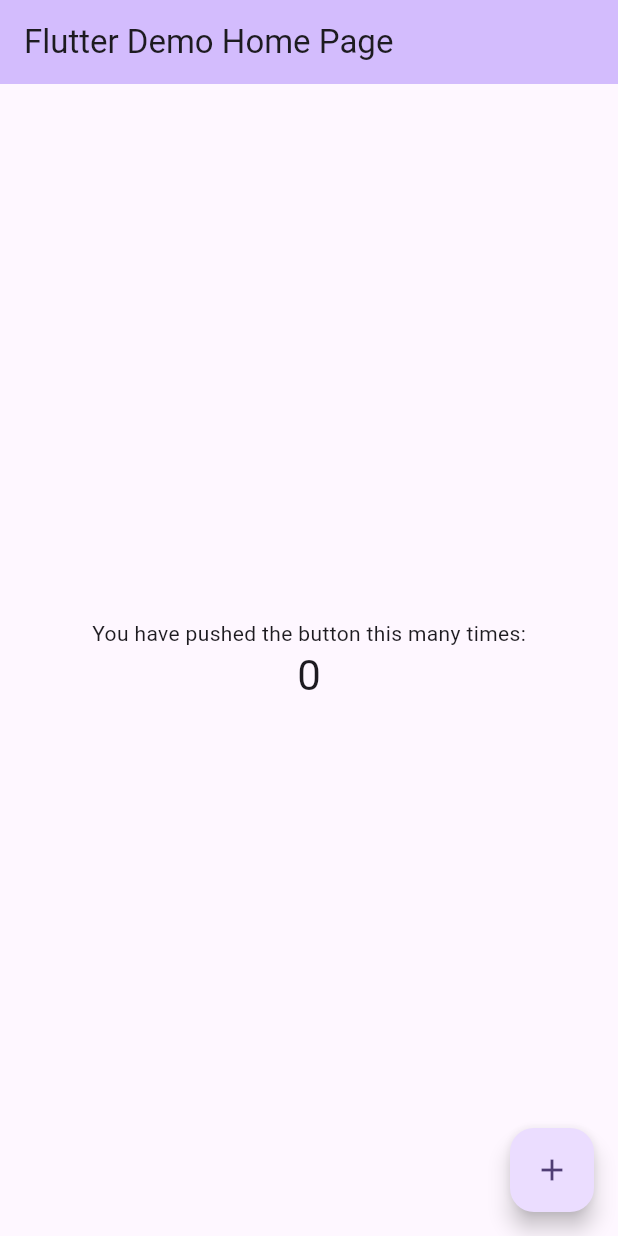
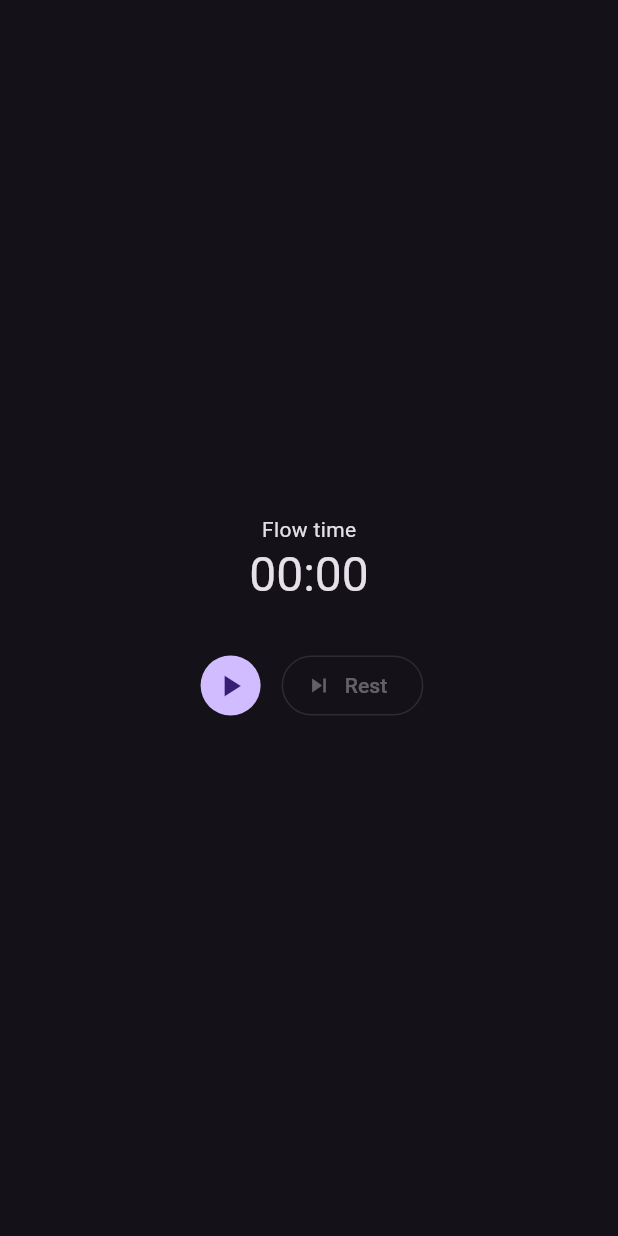
Before and after one commit to williamd1k0/flow, a Flutter app: the screen it shows after launch, on a phone screen of 412 x 824 dp. Run offline on Flutter 3.47's test engine with Material 3 defaults, Android fonts, the phone set to English and light mode, and no system bars; missing offline and left inert: dart:ffi.

Commit message:
Add initial prototype

```diff
--- a/lib/main.dart
+++ b/lib/main.dart
@@ -1,18 +1,23 @@
+import 'dart:async';
+import 'dart:ffi';
+import 'dart:math';
+
 import 'package:flutter/material.dart';
+import 'package:intl/intl.dart';
 
 void main() {
-  runApp(const MyApp());
+  runApp(const FlowApp());
 }
 
-class MyApp extends StatelessWidget {
-  const MyApp({super.key});
+class FlowApp extends StatelessWidget {
+  const FlowApp({super.key});
 
   // This widget is the root of your application.
   @override
   Widget build(BuildContext context) {
     return MaterialApp(
       title: 'Flutter Demo',
-      theme: ThemeData(
+      theme: ThemeData.dark(
         // This is the theme of your application.
         //
         // TRY THIS: Try running your application with "flutter run". You'll see
@@ -28,98 +33,171 @@
         //
         // This works for code too, not just values: Most code changes can be
         // tested with just a hot reload.
-        colorScheme: ColorScheme.fromSeed(seedColor: Colors.deepPurple),
+        //colorScheme: ColorScheme.fromSeed(seedColor: Colors.deepPurple),
         useMaterial3: true,
       ),
-      home: const MyHomePage(title: 'Flutter Demo Home Page'),
+      home: const FlowTimerPage(),
     );
   }
 }
 
-class MyHomePage extends StatefulWidget {
-  const MyHomePage({super.key, required this.title});
-
-  // This widget is the home page of your application. It is stateful, meaning
-  // that it has a State object (defined below) that contains fields that affect
-  // how it looks.
-
-  // This class is the configuration for the state. It holds the values (in this
-  // case the title) provided by the parent (in this case the App widget) and
-  // used by the build method of the State. Fields in a Widget subclass are
-  // always marked "final".
-
-  final String title;
+class FlowTimerPage extends StatefulWidget {
+  const FlowTimerPage({super.key});
 
   @override
-  State<MyHomePage> createState() => _MyHomePageState();
+  State<FlowTimerPage> createState() => _FlowTimerPageState();
 }
 
-class _MyHomePageState extends State<MyHomePage> {
-  int _counter = 0;
+enum TimerMode {
+  FLOW,
+  REST,
+}
 
-  void _incrementCounter() {
+enum TimerState {
+  STOP,
+  PAUSE,
+  ACTIVE,
+}
+
+class _FlowTimerPageState extends State<FlowTimerPage> {
+  final Duration _timer_interval = Duration(milliseconds: 50);
+  Timer? _timer;
+
+  int _flow_time = 0;
+  int _rest_time = 0;
+  double _rest_ratio = 0.25;
+  TimerMode _timer_mode = TimerMode.FLOW;
+  TimerState _timer_state = TimerState.STOP;
+
+  @override
+  void initState() {
+    _timer = Timer.periodic(_timer_interval, (timer) {
+      if (_timer_state == TimerState.ACTIVE) {
+        update_time_spent(_timer_interval.inMilliseconds);
+      }
+    });
+    super.initState();
+  }
+
+  void update_time_spent(int amount) {
     setState(() {
-      // This call to setState tells the Flutter framework that something has
-      // changed in this State, which causes it to rerun the build method below
-      // so that the display can reflect the updated values. If we changed
-      // _counter without calling setState(), then the build method would not be
-      // called again, and so nothing would appear to happen.
-      _counter++;
+      _flow_time += amount;
+      _rest_time = max(_rest_time - amount, 0);
+      if (_timer_mode == TimerMode.REST &&
+          _timer_state == TimerState.ACTIVE &&
+          _rest_time <= 0) {
+        _flow_time = 0;
+        _timer_state = TimerState.STOP;
+        _timer_mode = TimerMode.FLOW;
+        // TODO: Notify
+      }
+    });
+  }
+
+  String format_time(int time) {
+    int seconds = time ~/ 1000;
+    seconds = seconds % (24 * 3600);
+    int hour = seconds ~/ 3600;
+    seconds %= 3600;
+    int minutes = seconds ~/ 60;
+    seconds %= 60;
+    NumberFormat fmt = NumberFormat("00");
+    return "${hour >= 1 ? "${fmt.format(hour)}:" : ""}${fmt.format(minutes)}:${fmt.format(seconds)}";
+  }
+
+  void _on_start_pressed() {
+    setState(() {
+      switch (_timer_state) {
+        case TimerState.ACTIVE:
+          _timer_state = TimerState.PAUSE;
+          break;
+        case TimerState.PAUSE:
+          _timer_state = TimerState.ACTIVE;
+          break;
+        case TimerState.STOP:
+          switch (_timer_mode) {
+            case TimerMode.FLOW:
+              _flow_time = 0;
+              _timer_state = TimerState.ACTIVE;
+              break;
+            case TimerMode.REST:
+              _timer_state = TimerState.ACTIVE;
+              break;
+          }
+      }
+    });
+  }
+
+  void _on_next_pressed() {
+    setState(() {
+      switch (_timer_mode) {
+        case TimerMode.FLOW:
+          _timer_state = TimerState.STOP;
+          _rest_time = _flow_time * _rest_ratio ~/ 1;
+          _timer_mode = TimerMode.REST;
+          break;
+        case TimerMode.REST:
+          _timer_state = TimerState.STOP;
+          _flow_time = 0;
+          _timer_mode = TimerMode.FLOW;
+          break;
+      }
     });
   }
 
   @override
   Widget build(BuildContext context) {
-    // This method is rerun every time setState is called, for instance as done
-    // by the _incrementCounter method above.
-    //
-    // The Flutter framework has been optimized to make rerunning build methods
-    // fast, so that you can just rebuild anything that needs updating rather
-    // than having to individually change instances of widgets.
     return Scaffold(
-      appBar: AppBar(
-        // TRY THIS: Try changing the color here to a specific color (to
-        // Colors.amber, perhaps?) and trigger a hot reload to see the AppBar
-        // change color while the other colors stay the same.
-        backgroundColor: Theme.of(context).colorScheme.inversePrimary,
-        // Here we take the value from the MyHomePage object that was created by
-        // the App.build method, and use it to set our appbar title.
-        title: Text(widget.title),
-      ),
+      //appBar: AppBar(
+      // title: Text(widget.title),
+      //   ),
       body: Center(
-        // Center is a layout widget. It takes a single child and positions it
-        // in the middle of the parent.
         child: Column(
-          // Column is also a layout widget. It takes a list of children and
-          // arranges them vertically. By default, it sizes itself to fit its
-          // children horizontally, and tries to be as tall as its parent.
-          //
-          // Column has various properties to control how it sizes itself and
-          // how it positions its children. Here we use mainAxisAlignment to
-          // center the children vertically; the main axis here is the vertical
-          // axis because Columns are vertical (the cross axis would be
-          // horizontal).
-          //
-          // TRY THIS: Invoke "debug painting" (choose the "Toggle Debug Paint"
-          // action in the IDE, or press "p" in the console), to see the
-          // wireframe for each widget.
           mainAxisAlignment: MainAxisAlignment.center,
-          children: <Widget>[
-            const Text(
-              'You have pushed the button this many times:',
+          children: [
+            Text(
+              _timer_mode == TimerMode.FLOW ? "Flow time" : "Rest time",
             ),
             Text(
-              '$_counter',
-              style: Theme.of(context).textTheme.headlineMedium,
+              format_time(
+                  _timer_mode == TimerMode.FLOW ? _flow_time : _rest_time),
+              style: Theme.of(context).textTheme.headlineLarge,
             ),
+            SizedBox(height: 30),
+            Row(
+              mainAxisAlignment: MainAxisAlignment.center,
+              children: [
+                _timer_state == TimerState.ACTIVE
+                    ? IconButton(
+                        onPressed:
+                            _timer_mode == TimerMode.REST && _rest_time <= 0
+                                ? null
+                                : _on_start_pressed,
+                        icon: Icon(Icons.pause))
+                    : IconButton.filled(
+                        onPressed:
+                            _timer_mode == TimerMode.REST && _rest_time <= 0
+                                ? null
+                                : _on_start_pressed,
+                        icon: Icon(Icons.play_arrow),
+                      ),
+                SizedBox(width: 10),
+                OutlinedButton.icon(
+                    onPressed: _timer_mode == TimerMode.FLOW && _flow_time <= 1
+                        ? null
+                        : _on_next_pressed,
+                    icon: Icon(
+                      _timer_mode == TimerMode.FLOW
+                          ? Icons.skip_next
+                          : Icons.skip_next,
+                    ),
+                    label:
+                        Text(_timer_mode == TimerMode.FLOW ? "Rest" : "Skip"))
+              ],
+            )
           ],
         ),
       ),
-      floatingActionButton: FloatingActionButton(
-        onPressed: _incrementCounter,
-        tooltip: 'Increment',
-        child: const Icon(Icons.add),
-      ), // This trailing comma makes auto-formatting nicer for build methods.
     );
   }
 }
--- a/pubspec.yaml
+++ b/pubspec.yaml
@@ -35,6 +35,7 @@ dependencies:
   # The following adds the Cupertino Icons font to your application.
   # Use with the CupertinoIcons class for iOS style icons.
   cupertino_icons: ^1.0.6
+  intl: ^0.19.0
 
 dev_dependencies:
   flutter_test:
```
Also changed, not shown: pubspec.lock, 3 other files.
